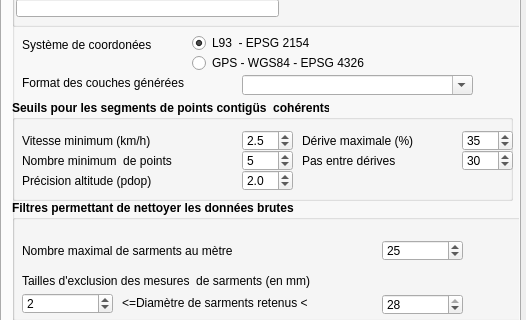
Qt form Physiocap3_dialog_base.ui (jhemmi/Physiocap3) before a commit; both pictures show x 0 to 526 and y 186 to 506 of the 526 by 767 pixel window.
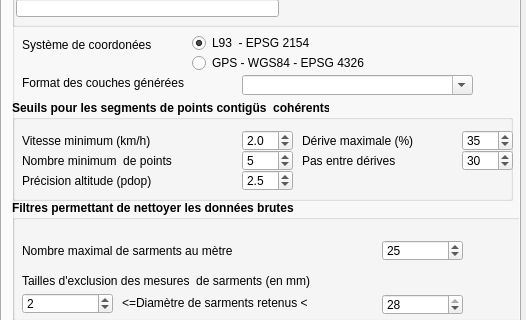
The same form after that commit. The open tabs and pages were chosen to show the change.

Diff of the .ui file:
```diff
--- a/Physiocap3_dialog_base.ui
+++ b/Physiocap3_dialog_base.ui
@@ -956,7 +956,7 @@
         <double>0.100000000000000</double>
        </property>
        <property name="value">
-        <double>2.500000000000000</double>
+        <double>2.000000000000000</double>
        </property>
       </widget>
       <widget class="QSpinBox" name="spinBoxDeriveMaxSegment">
@@ -1031,7 +1031,7 @@
         <double>0.100000000000000</double>
        </property>
        <property name="value">
-        <double>2.000000000000000</double>
+        <double>2.500000000000000</double>
        </property>
       </widget>
       <widget class="QLabel" name="lab_42">
```
Left out of the diff: 4 changed lines with no effect on the pictures.
